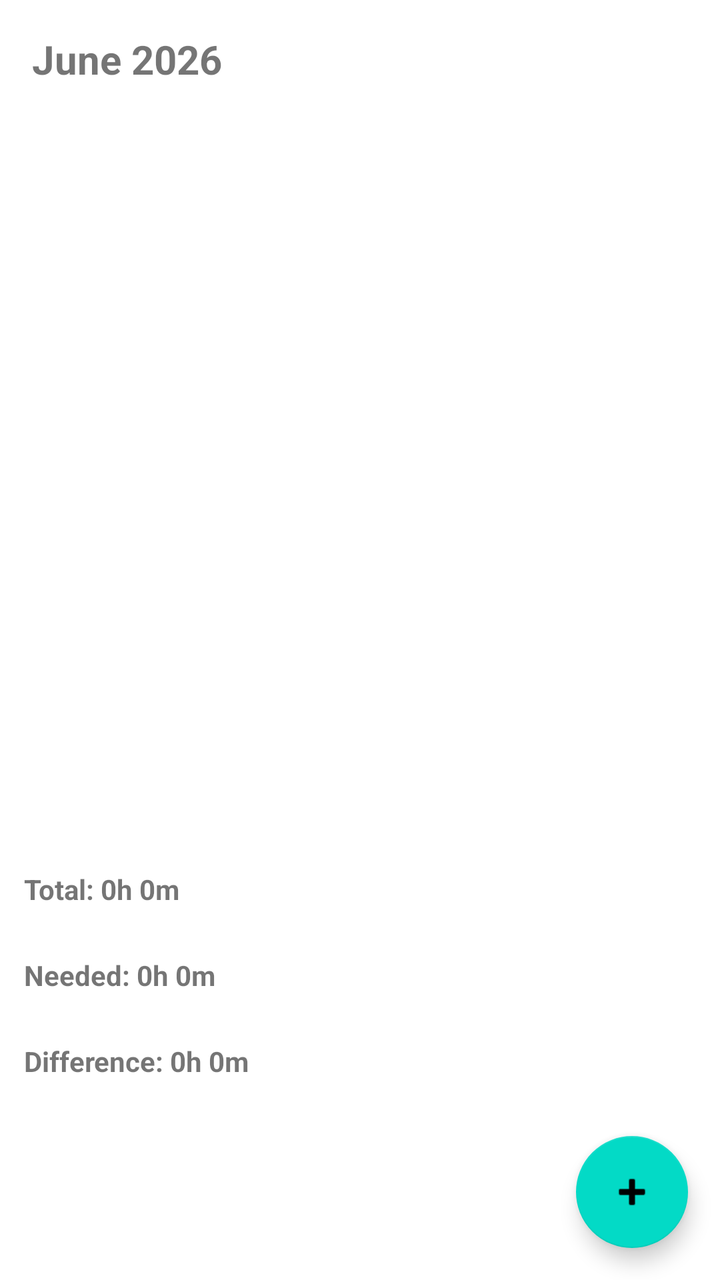
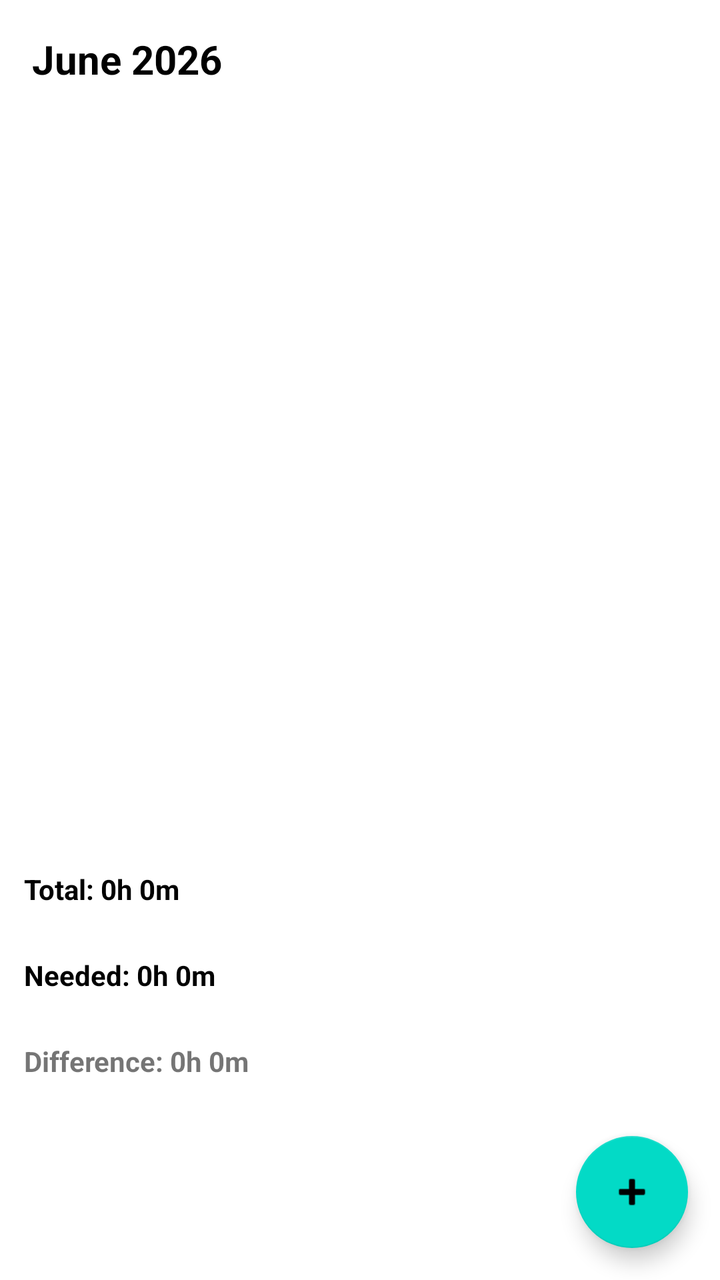

Before-and-after screenshots of an Android layout around one commit, followed by the original layout XML and the change that was made.
<!-- AndroidManifest.xml: application theme Theme.WorkLog -->
<!-- res/layout/fragment_month.xml -->
<?xml version="1.0" encoding="utf-8"?>
<LinearLayout xmlns:android="http://schemas.android.com/apk/res/android"
    android:layout_width="match_parent"
    android:layout_height="match_parent"
    android:orientation="vertical">

    <TextView
        android:id="@+id/tvMonthTitle"
        android:layout_width="match_parent"
        android:layout_height="wrap_content"
        android:text="June 2026"
        android:textSize="20sp"
        android:padding="16dp"
        android:textStyle="bold"/>

    <androidx.recyclerview.widget.RecyclerView
        android:id="@+id/recyclerView"
        android:layout_width="match_parent"
        android:layout_height="0dp"
        android:layout_weight="1"/>

    <TextView
        android:id="@+id/tvTotal"
        android:layout_width="match_parent"
        android:layout_height="wrap_content"
        android:text="Total: 0h 0m"
        android:padding="12dp"
        android:textStyle="bold"/>

    <TextView
        android:id="@+id/tvNeeded"
        android:layout_width="match_parent"
        android:layout_height="wrap_content"
        android:text="Needed: 0h 0m"
        android:padding="12dp"
        android:textStyle="bold"/>

    <TextView
        android:id="@+id/tvDifference"
        android:layout_width="match_parent"
        android:layout_height="wrap_content"
        android:text="Difference: 0h 0m"
        android:padding="12dp"
        android:textStyle="bold"/>

    <com.google.android.material.floatingactionbutton.FloatingActionButton
        android:id="@+id/fabAddShift"
        android:layout_width="wrap_content"
        android:layout_height="wrap_content"
        android:layout_gravity="end"
        android:layout_margin="16dp"
        android:contentDescription="Add new shift"
        android:src="@android:drawable/ic_input_add" />

</LinearLayout>
<!-- resources referenced by this layout -->
<resources>
  <style name="Theme.WorkLog" parent="Theme.MaterialComponents.DayNight.NoActionBar" />
</resources>

<!-- the commit's change to res/layout/fragment_month.xml (unified diff, before → after) -->
@@ -11,7 +11,8 @@
         android:text="June 2026"
         android:textSize="20sp"
         android:padding="16dp"
-        android:textStyle="bold"/>
+        android:textStyle="bold"
+        android:textColor="@android:color/black"/>
 
     <androidx.recyclerview.widget.RecyclerView
         android:id="@+id/recyclerView"
@@ -25,7 +26,8 @@
         android:layout_height="wrap_content"
         android:text="Total: 0h 0m"
         android:padding="12dp"
-        android:textStyle="bold"/>
+        android:textStyle="bold"
+        android:textColor="@android:color/black"/>
 
     <TextView
         android:id="@+id/tvNeeded"
@@ -33,7 +35,8 @@
         android:layout_height="wrap_content"
         android:text="Needed: 0h 0m"
         android:padding="12dp"
-        android:textStyle="bold"/>
+        android:textStyle="bold"
+        android:textColor="@android:color/black"/>
 
     <TextView
         android:id="@+id/tvDifference"
